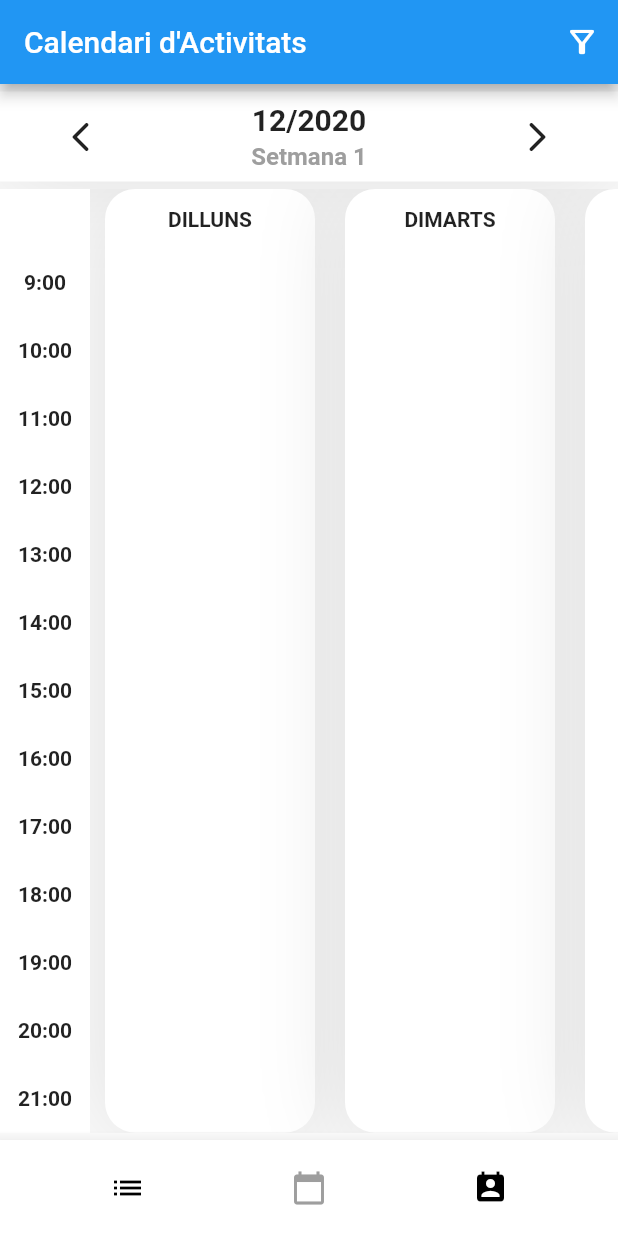
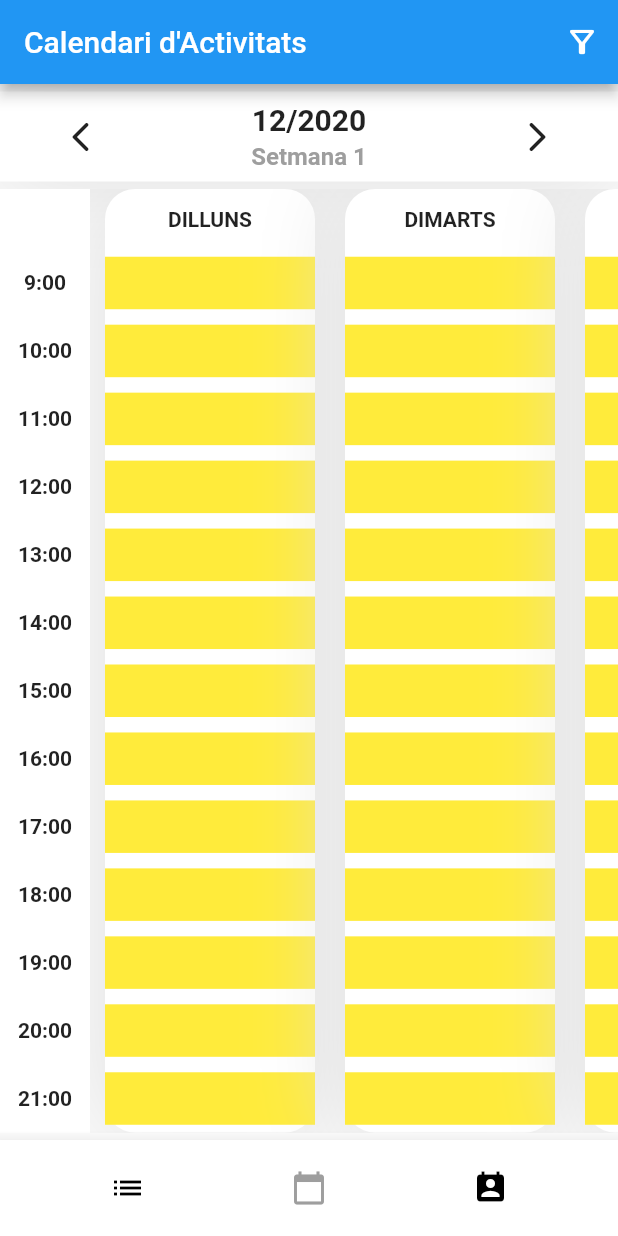
Before and after one commit to andreaMacian/projecte_pdm, a Flutter app: the screen it shows once a user with an empty profile is signed in, on a phone screen of 412 x 824 dp. Run offline on Flutter 3.47's test engine with Material 2 defaults, Android fonts, the phone set to English and light mode, and no system bars; our stand-ins replace cloud_firestore, firebase_auth, firebase_core; accounts and stored records are empty.

Commit message:
Canvis globalCalendarScreen: - Comentat el ListView.builder i canviat per containers. - Canvis en el container con las horas.

```diff
--- a/lib/screens/globalCalendarScreen.dart
+++ b/lib/screens/globalCalendarScreen.dart
@@ -39,14 +39,16 @@ class GlobalCalendarScreen extends StatelessWidget {
                         //CONTAINER CON LAS HORAS
                         width: 60,
                         color: Colors.white,
-                        child: Padding(
-                          padding: const EdgeInsets.symmetric(vertical: 15),
                         child: Column(
-                            mainAxisAlignment: MainAxisAlignment.spaceBetween,
                           children: [
                             SizedBox(
-                                height: 10,
+                              height: 40,
                             ),
+                            Expanded(
+                              child: Column(
+                                mainAxisAlignment:
+                                    MainAxisAlignment.spaceAround,
+                                children: [
                                   for (int i = 9; i < 22; i++)
                                     Text(
                                       '$i:00',
@@ -56,6 +58,8 @@ class GlobalCalendarScreen extends StatelessWidget {
                                     ),
                                 ],
                               ),
+                            ),
+                          ],
                         ),
                       ),
                       Expanded(
@@ -177,7 +181,7 @@ class DiaCalendari extends StatelessWidget {
           children: [
             Container(
               child: Text(
-                '${semana[this.dia-1]}',
+                '${semana[this.dia - 1]}',
                 style: TextStyle(
                   fontWeight: FontWeight.bold,
                 ),
@@ -185,7 +189,8 @@ class DiaCalendari extends StatelessWidget {
               height: 40,
               alignment: Alignment.center,
             ),
-            Expanded(
+            //EL QUE HI HAVIA ABANS
+            /*Expanded(
               child: ListView.builder(
                 itemCount: docs.length,
                 itemBuilder: (context, index) {
@@ -197,6 +202,18 @@ class DiaCalendari extends StatelessWidget {
                   );
                 },
               ),
+            ),*/
+            Expanded(
+              child: Column(
+                mainAxisAlignment: MainAxisAlignment.spaceAround,
+                children: [
+                  for (int i = 9; i < 22; i++)
+                    Container(
+                      height: 35,
+                      color: Colors.yellow,
+                    ),
+                ],
+              ),
             ),
           ],
         ),
```
Lines whose indentation alone changed are shown as unchanged.
